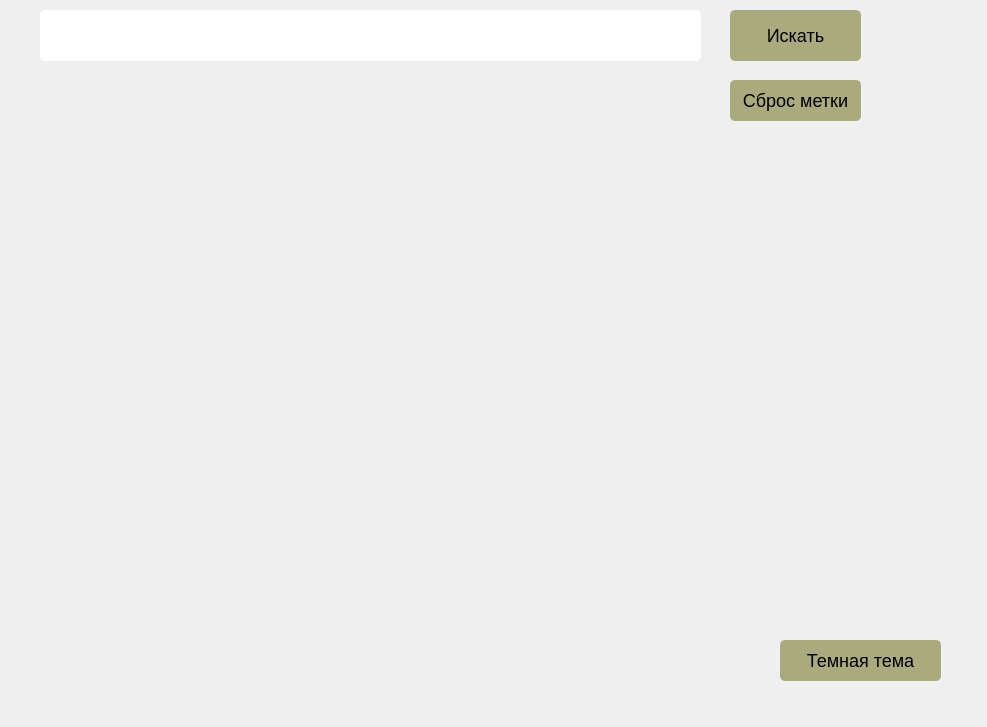
Qt form task1.ui (Anfisa2209/class_room) before a commit.
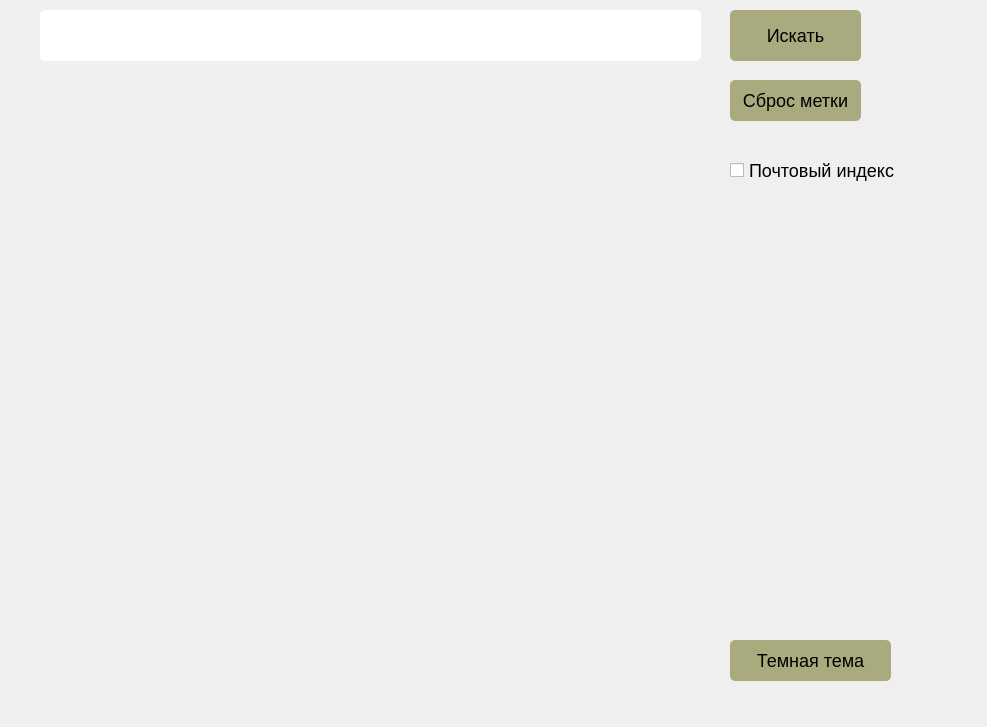
The same form after that commit.

Commit message: Часть №9

```diff
--- a/task1.ui
+++ b/task1.ui
@@ -26,7 +26,10 @@
 .QLineEdit{
 border-radius: 5px;
 }
-</string>
+.QCheckBox{
+font-size:18px;
+font-family: 'Courier New', Courier, monospace;
+}</string>
   </property>
   <widget class="QWidget" name="centralwidget">
    <widget class="QLabel" name="map_image">
@@ -45,7 +48,7 @@
    <widget class="QPushButton" name="change_theme_btn">
     <property name="geometry">
      <rect>
-      <x>780</x>
+      <x>730</x>
       <y>640</y>
       <width>161</width>
       <height>41</height>
@@ -127,6 +130,23 @@
      <string/>
     </property>
    </widget>
+   <widget class="QCheckBox" name="index">
+    <property name="geometry">
+     <rect>
+      <x>730</x>
+      <y>150</y>
+      <width>201</width>
+      <height>41</height>
+     </rect>
+    </property>
+    <property name="styleSheet">
+     <string notr="true">
+</string>
+    </property>
+    <property name="text">
+     <string>Почтовый индекс</string>
+    </property>
+   </widget>
   </widget>
  </widget>
  <resources/>
```
Left out of the diff: 2 changed lines with no effect on the pictures. The commit also changes 1 other file.
